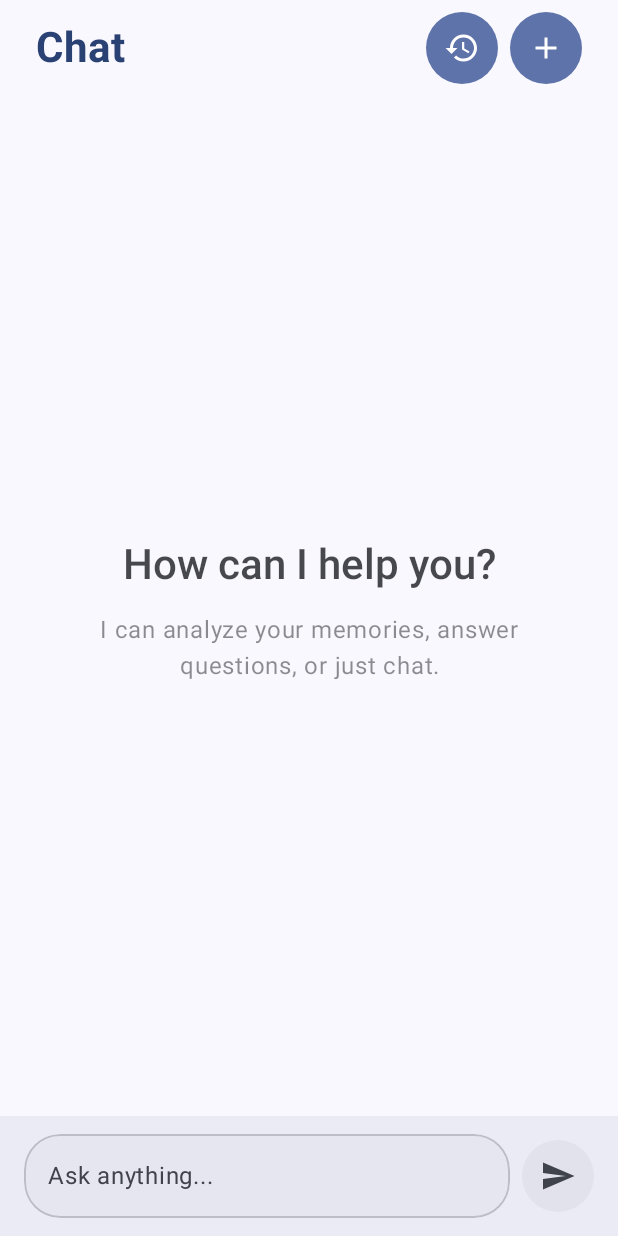
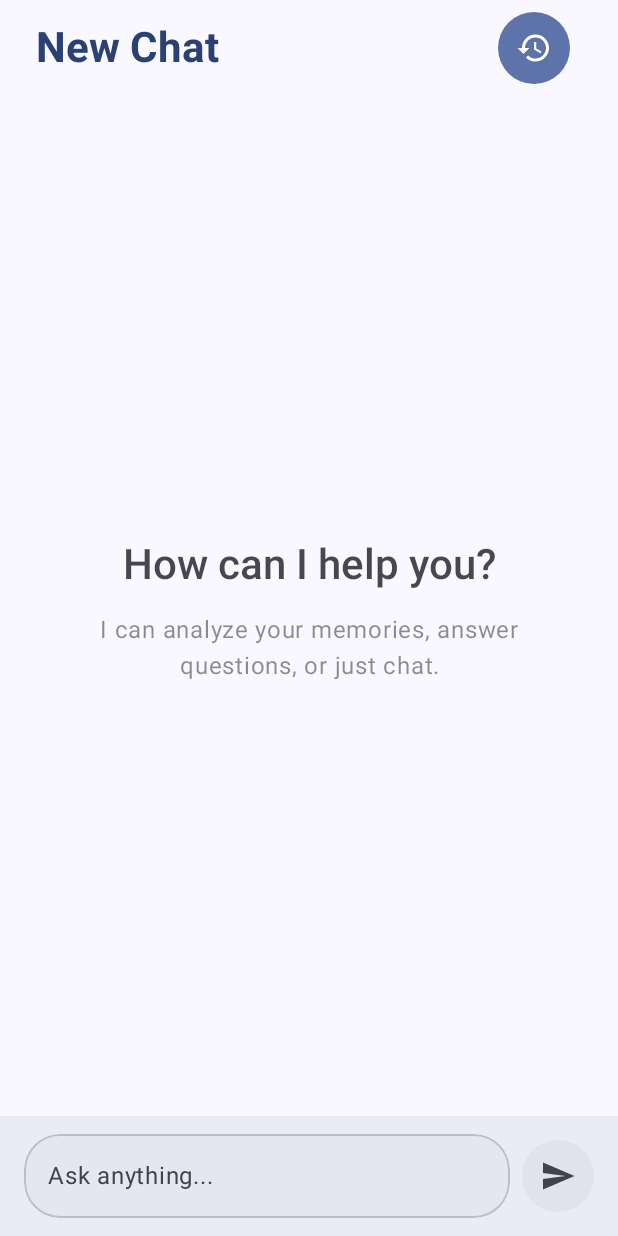
Before and after one commit to Past-da-king/MemGallery, an Android app built with Jetpack Compose: the composable ChatScreen shown on its own in the app's theme, on a phone screen of 412 x 824 dp. Run offline under Robolectric (Android 15) with nearby library versions, the phone set to English and light mode, and no system bars; our stand-ins replace Dagger/Hilt's generated code, Room's generated code; 1 statement that could not run was skipped.

Commit message:
chat ux  fix

```diff
--- a/MemGallery/app/src/main/AndroidManifest.xml
+++ b/MemGallery/app/src/main/AndroidManifest.xml
@@ -44,6 +44,7 @@
         <!-- Main Activity -->
         <activity
             android:name=".MainActivity"
+            android:windowSoftInputMode="adjustResize"
             android:exported="true"
             android:label="@string/app_name"
             android:theme="@style/Theme.MemGallery">
--- a/MemGallery/app/src/main/java/com/example/memgallery/ui/screens/ChatScreen.kt
+++ b/MemGallery/app/src/main/java/com/example/memgallery/ui/screens/ChatScreen.kt
@@ -18,6 +18,7 @@ import androidx.compose.material.icons.filled.Add
 import androidx.compose.material.icons.filled.History
 import androidx.compose.material.icons.filled.Menu
 import androidx.compose.material.icons.filled.MoreVert
+import androidx.compose.material.icons.filled.Save
 import androidx.compose.material3.*
 import androidx.compose.runtime.*
 import androidx.compose.ui.Alignment
@@ -92,16 +93,19 @@ fun ChatScreen(
             Row(
                 modifier = Modifier
                     .fillMaxWidth()
-                    .statusBarsPadding()
                     .padding(horizontal = 24.dp)
                     .padding(top = 8.dp, bottom = 12.dp),
                 horizontalArrangement = Arrangement.SpaceBetween,
                 verticalAlignment = Alignment.CenterVertically
             ) {
+                val currentChatTitle = chats.find { it.id == currentChatId }?.title ?: "New Chat"
                 Text(
-                    text = "Chat",
+                    text = currentChatTitle,
                     style = MaterialTheme.typography.headlineMedium.copy(fontWeight = FontWeight.Bold),
-                    color = MaterialTheme.colorScheme.primary
+                    color = MaterialTheme.colorScheme.primary,
+                    maxLines = 1,
+                    overflow = androidx.compose.ui.text.style.TextOverflow.Ellipsis,
+                    modifier = Modifier.weight(1f)
                 )
 
                 Row(verticalAlignment = Alignment.CenterVertically) {
@@ -122,19 +126,21 @@ fun ChatScreen(
 
                     Spacer(modifier = Modifier.width(8.dp))
 
-                    // New Chat Icon (Styled like Settings)
+                    // Save Chat Icon (Visible only if messages exist)
+                    if (currentMessages.isNotEmpty()) {
                         IconButton(
-                        onClick = { viewModel.createNewChat() },
+                            onClick = { currentChatId?.let { viewModel.saveChatAsMemory(it) } },
                             modifier = Modifier
                                 .size(48.dp)
                                 .background(MaterialTheme.colorScheme.primaryContainer, CircleShape)
                         ) {
                             Icon(
-                            Icons.Default.Add,
-                            contentDescription = "New Chat",
+                                Icons.Default.Save,
+                                contentDescription = "Save Chat",
                                 tint = MaterialTheme.colorScheme.onPrimaryContainer,
                                 modifier = Modifier.size(24.dp)
                             )
+                        }
                     }
                 }
             }
```
Also changed, not shown: MemGallery/app/src/main/java/com/example/memgallery/ui/viewmodels/ChatViewModel.kt (+7 -0 lines). Lines whose indentation alone changed are shown as unchanged.
